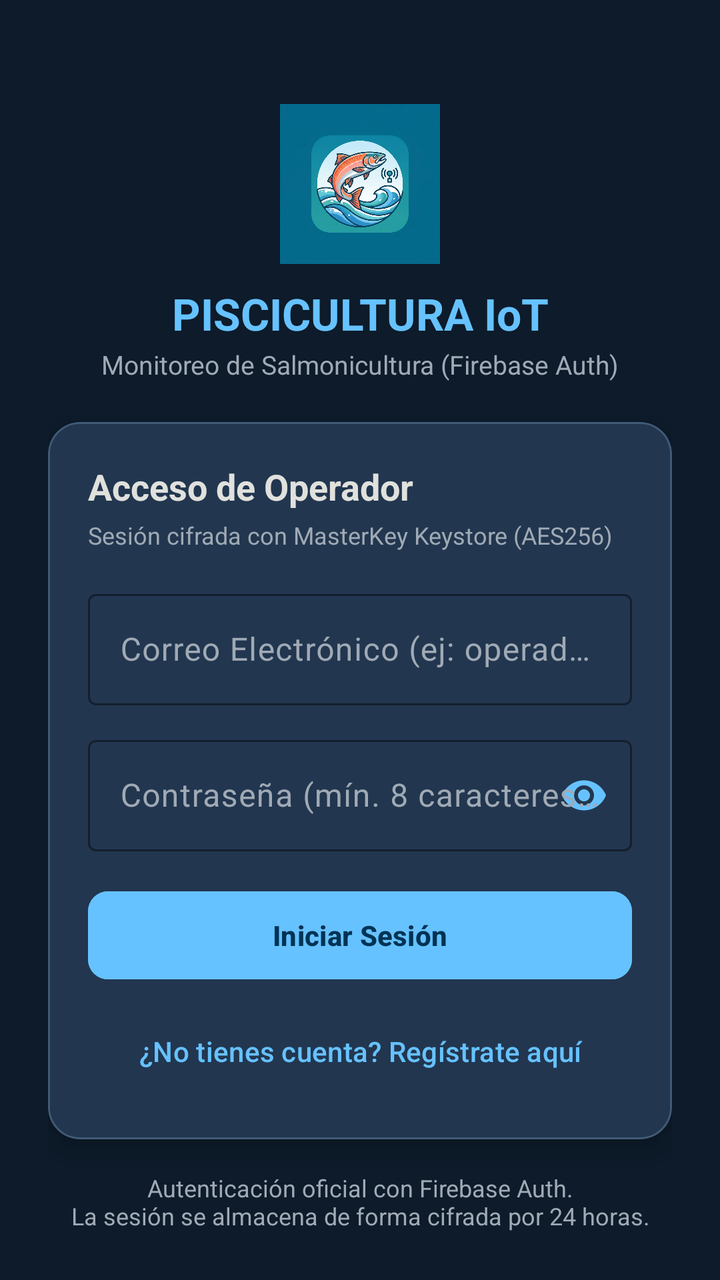
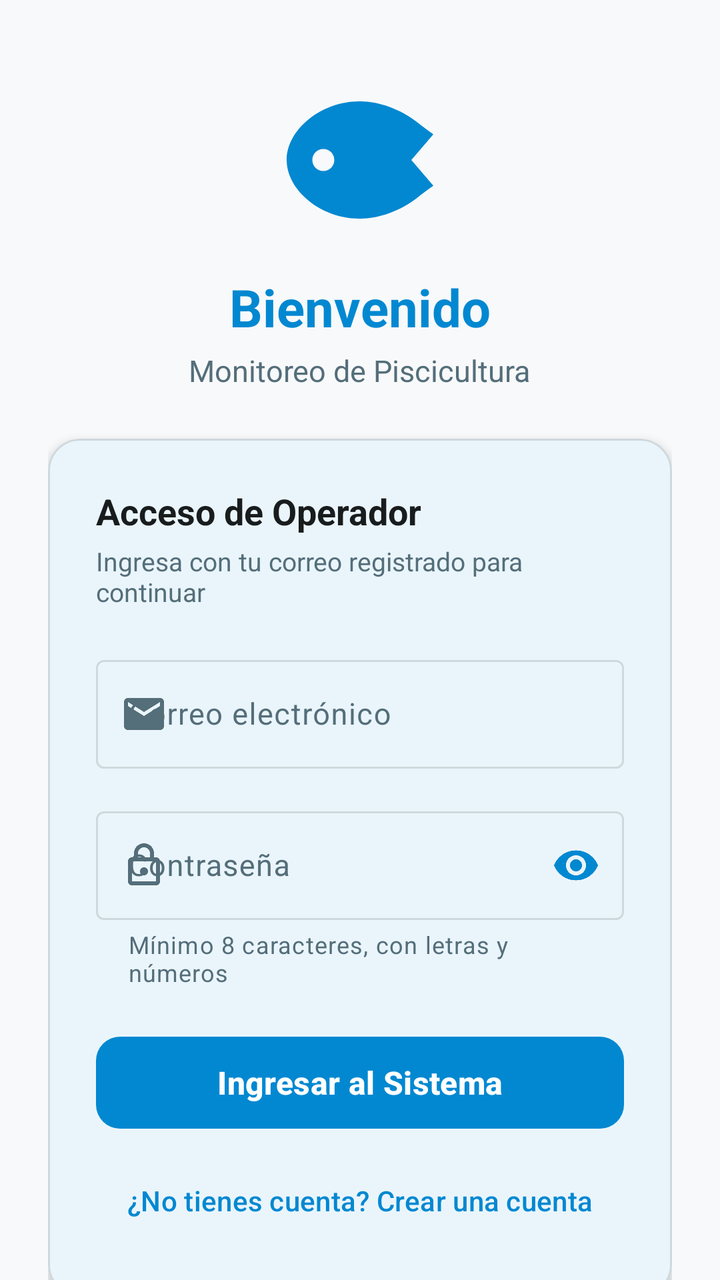

An Android layout rendered at two revisions. The XML below is the earlier revision; the diff shows what the commit changed to produce the second picture.
<!-- AndroidManifest.xml: activity theme Theme.Piscicultura -->
<!-- res/layout/activity_login.xml -->
<?xml version="1.0" encoding="utf-8"?>
<androidx.constraintlayout.widget.ConstraintLayout
    xmlns:android="http://schemas.android.com/apk/res/android"
    xmlns:app="http://schemas.android.com/apk/res-auto"
    xmlns:tools="http://schemas.android.com/tools"
    android:layout_width="match_parent"
    android:layout_height="match_parent"
    android:background="@color/bg_dark"
    android:padding="24dp">

    
    <ImageView
        android:id="@+id/imgLogo"
        android:layout_width="80dp"
        android:layout_height="80dp"
        android:layout_marginTop="28dp"
        android:contentDescription="Logo Piscicultura"
        android:src="@drawable/piscicultura_icon_1792603612659"
        app:layout_constraintEnd_toEndOf="parent"
        app:layout_constraintStart_toStartOf="parent"
        app:layout_constraintTop_toTopOf="parent" />

    <TextView
        android:id="@+id/tvTitle"
        android:layout_width="wrap_content"
        android:layout_height="wrap_content"
        android:layout_marginTop="10dp"
        android:text="PISCICULTURA IoT"
        android:textColor="@color/accent_blue"
        android:textSize="22sp"
        android:textStyle="bold"
        app:layout_constraintEnd_toEndOf="parent"
        app:layout_constraintStart_toStartOf="parent"
        app:layout_constraintTop_toBottomOf="@id/imgLogo" />

    <TextView
        android:id="@+id/tvSubtitle"
        android:layout_width="wrap_content"
        android:layout_height="wrap_content"
        android:layout_marginTop="2dp"
        android:text="Monitoreo de Salmonicultura (Firebase Auth)"
        android:textColor="@color/md_theme_dark_onSurfaceVariant"
        android:textSize="13sp"
        app:layout_constraintEnd_toEndOf="parent"
        app:layout_constraintStart_toStartOf="parent"
        app:layout_constraintTop_toBottomOf="@id/tvTitle" />

    
    <com.google.android.material.card.MaterialCardView
        android:id="@+id/cardLogin"
        android:layout_width="0dp"
        android:layout_height="wrap_content"
        android:layout_marginTop="20dp"
        app:cardBackgroundColor="@color/card_dark"
        app:cardCornerRadius="16dp"
        app:cardElevation="6dp"
        app:strokeColor="@color/card_stroke"
        app:strokeWidth="1dp"
        app:layout_constraintEnd_toEndOf="parent"
        app:layout_constraintStart_toStartOf="parent"
        app:layout_constraintTop_toBottomOf="@id/tvSubtitle">

        <LinearLayout
            android:layout_width="match_parent"
            android:layout_height="wrap_content"
            android:orientation="vertical"
            android:padding="20dp">

            <TextView
                android:layout_width="wrap_content"
                android:layout_height="wrap_content"
                android:text="Acceso de Operador"
                android:textColor="@color/md_theme_dark_onSurface"
                android:textSize="18sp"
                android:textStyle="bold" />

            <TextView
                android:layout_width="wrap_content"
                android:layout_height="wrap_content"
                android:layout_marginTop="4dp"
                android:layout_marginBottom="16dp"
                android:text="Sesión cifrada con MasterKey Keystore (AES256)"
                android:textColor="@color/md_theme_dark_onSurfaceVariant"
                android:textSize="12sp" />

            
            <com.google.android.material.textfield.TextInputLayout
                android:id="@+id/tilEmail"
                style="@style/Widget.Material3.TextInputLayout.OutlinedBox"
                android:layout_width="match_parent"
                android:layout_height="wrap_content"
                android:layout_marginBottom="12dp"
                android:hint="Correo Electrónico (ej: operador@salmon.cl)"
                app:boxStrokeColor="@color/accent_blue"
                app:hintTextColor="@color/accent_blue">

                <com.google.android.material.textfield.TextInputEditText
                    android:id="@+id/etEmail"
                    android:layout_width="match_parent"
                    android:layout_height="wrap_content"
                    android:inputType="textEmailAddress"
                    android:textColor="@color/md_theme_dark_onSurface" />
            </com.google.android.material.textfield.TextInputLayout>

            
            <com.google.android.material.textfield.TextInputLayout
                android:id="@+id/tilPassword"
                style="@style/Widget.Material3.TextInputLayout.OutlinedBox"
                android:layout_width="match_parent"
                android:layout_height="wrap_content"
                android:layout_marginBottom="16dp"
                android:hint="Contraseña (mín. 8 caracteres, letra y número)"
                app:boxStrokeColor="@color/accent_blue"
                app:hintTextColor="@color/accent_blue"
                app:passwordToggleEnabled="true"
                app:passwordToggleTint="@color/accent_blue">

                <com.google.android.material.textfield.TextInputEditText
                    android:id="@+id/etPassword"
                    android:layout_width="match_parent"
                    android:layout_height="wrap_content"
                    android:inputType="textPassword"
                    android:textColor="@color/md_theme_dark_onSurface" />
            </com.google.android.material.textfield.TextInputLayout>

            
            <ProgressBar
                android:id="@+id/progressBarLogin"
                android:layout_width="36dp"
                android:layout_height="36dp"
                android:layout_gravity="center_horizontal"
                android:layout_marginBottom="8dp"
                android:indeterminateTint="@color/accent_blue"
                android:visibility="gone" />

            
            <com.google.android.material.button.MaterialButton
                android:id="@+id/btnLogin"
                android:layout_width="match_parent"
                android:layout_height="52dp"
                android:backgroundTint="@color/accent_blue"
                android:text="Iniciar Sesión"
                android:textColor="@color/md_theme_dark_onPrimary"
                android:textStyle="bold"
                app:cornerRadius="10dp" />

            
            <com.google.android.material.button.MaterialButton
                android:id="@+id/btnGoRegister"
                style="@style/Widget.Material3.Button.TextButton"
                android:layout_width="match_parent"
                android:layout_height="wrap_content"
                android:layout_marginTop="8dp"
                android:text="¿No tienes cuenta? Regístrate aquí"
                android:textColor="@color/accent_blue" />

        </LinearLayout>
    </com.google.android.material.card.MaterialCardView>

    <TextView
        android:id="@+id/tvDemoCreds"
        android:layout_width="0dp"
        android:layout_height="wrap_content"
        android:layout_marginTop="16dp"
        android:gravity="center"
        android:text="Autenticación oficial con Firebase Auth.\nLa sesión se almacena de forma cifrada por 24 horas."
        android:textColor="@color/md_theme_dark_onSurfaceVariant"
        android:textSize="12sp"
        app:layout_constraintEnd_toEndOf="parent"
        app:layout_constraintStart_toStartOf="parent"
        app:layout_constraintTop_toBottomOf="@id/cardLogin" />

</androidx.constraintlayout.widget.ConstraintLayout>
<!-- resources referenced by this layout -->
<resources>
  <color name="accent_blue">#66C2FF</color>
  <color name="bg_dark">#0D1B2A</color>
  <color name="card_dark">#1B263B</color>
  <color name="card_stroke">#415A77</color>
  <color name="md_theme_dark_onPrimary">#003355</color>
  <color name="md_theme_dark_onSurface">#E0E1DD</color>
  <color name="md_theme_dark_onSurfaceVariant">#A0AAB5</color>
  <!-- drawable piscicultura_icon_1792603612659: jpg bitmap (drawable, 452920 bytes) -->
  <style name="Theme.Piscicultura" parent="Theme.Material3.Dark.NoActionBar">
          <item name="colorPrimary">@color/accent_blue</item>
          <item name="colorOnPrimary">@color/md_theme_dark_onPrimary</item>
          <item name="colorPrimaryContainer">@color/card_dark</item>
          <item name="colorOnPrimaryContainer">@color/md_theme_dark_onPrimaryContainer</item>
          <item name="colorSecondary">@color/md_theme_dark_secondary</item>
          <item name="colorOnSecondary">@color/md_theme_dark_onSecondary</item>
          <item name="android:colorBackground">@color/bg_dark</item>
          <item name="colorOnBackground">@color/md_theme_dark_onBackground</item>
          <item name="colorSurface">@color/card_dark</item>
          <item name="colorOnSurface">@color/md_theme_dark_onSurface</item>
          <item name="colorSurfaceVariant">@color/md_theme_dark_surfaceVariant</item>
          <item name="colorOnSurfaceVariant">@color/md_theme_dark_onSurfaceVariant</item>
          <item name="colorError">@color/status_active</item>
          <item name="colorOnError">@color/md_theme_dark_onError</item>
          <item name="android:statusBarColor">@color/bg_dark</item>
          <item name="android:navigationBarColor">@color/bg_dark</item>
      </style>
  <color name="md_theme_dark_onPrimaryContainer">#D1E4FF</color>
  <color name="md_theme_dark_secondary">#778DA9</color>
  <color name="md_theme_dark_onSecondary">#1B263B</color>
  <color name="md_theme_dark_onBackground">#E0E1DD</color>
  <color name="md_theme_dark_surfaceVariant">#25354F</color>
  <color name="status_active">#FF6B6B</color>
  <color name="md_theme_dark_onError">#330000</color>
</resources>

<!-- the commit's change to res/layout/activity_login.xml (unified diff, before → after) -->
@@ -1,173 +1,178 @@
 <?xml version="1.0" encoding="utf-8"?>
-<androidx.constraintlayout.widget.ConstraintLayout
+<androidx.core.widget.NestedScrollView
     xmlns:android="http://schemas.android.com/apk/res/android"
     xmlns:app="http://schemas.android.com/apk/res-auto"
     xmlns:tools="http://schemas.android.com/tools"
     android:layout_width="match_parent"
     android:layout_height="match_parent"
-    android:background="@color/bg_dark"
-    android:padding="24dp">
+    android:background="?android:attr/colorBackground"
+    android:fillViewport="true">
 
-    
-    <ImageView
-        android:id="@+id/imgLogo"
-        android:layout_width="80dp"
-        android:layout_height="80dp"
-        android:layout_marginTop="28dp"
-        android:contentDescription="Logo Piscicultura"
-        android:src="@drawable/piscicultura_icon_1792603612659"
-        app:layout_constraintEnd_toEndOf="parent"
-        app:layout_constraintStart_toStartOf="parent"
-        app:layout_constraintTop_toTopOf="parent" />
+    <LinearLayout
+        android:layout_width="match_parent"
+        android:layout_height="wrap_content"
+        android:orientation="vertical"
+        android:gravity="center_horizontal"
+        android:paddingHorizontal="24dp"
+        android:paddingTop="36dp"
+        android:paddingBottom="24dp">
 
-    <TextView
-        android:id="@+id/tvTitle"
-        android:layout_width="wrap_content"
-        android:layout_height="wrap_content"
-        android:layout_marginTop="10dp"
-        android:text="PISCICULTURA IoT"
-        android:textColor="@color/accent_blue"
-        android:textSize="22sp"
-        android:textStyle="bold"
-        app:layout_constraintEnd_toEndOf="parent"
-        app:layout_constraintStart_toStartOf="parent"
-        app:layout_constraintTop_toBottomOf="@id/imgLogo" />
+        
+        <ImageView
+            android:id="@+id/imgLogo"
+            android:layout_width="88dp"
+            android:layout_height="88dp"
+            android:contentDescription="@string/login_welcome_subtitle"
+            android:src="@drawable/ic_fish"
+            app:tint="?attr/colorPrimary" />
 
-    <TextView
-        android:id="@+id/tvSubtitle"
-        android:layout_width="wrap_content"
-        android:layout_height="wrap_content"
-        android:layout_marginTop="2dp"
-        android:text="Monitoreo de Salmonicultura (Firebase Auth)"
-        android:textColor="@color/md_theme_dark_onSurfaceVariant"
-        android:textSize="13sp"
-        app:layout_constraintEnd_toEndOf="parent"
-        app:layout_constraintStart_toStartOf="parent"
-        app:layout_constraintTop_toBottomOf="@id/tvTitle" />
+        
+        <TextView
+            android:id="@+id/tvTitle"
+            android:layout_width="wrap_content"
+            android:layout_height="wrap_content"
+            android:layout_marginTop="12dp"
+            android:text="@string/login_welcome_title"
+            android:textColor="?attr/colorPrimary"
+            android:textSize="26sp"
+            android:textStyle="bold" />
 
-    
-    <com.google.android.material.card.MaterialCardView
-        android:id="@+id/cardLogin"
-        android:layout_width="0dp"
-        android:layout_height="wrap_content"
-        android:layout_marginTop="20dp"
-        app:cardBackgroundColor="@color/card_dark"
-        app:cardCornerRadius="16dp"
-        app:cardElevation="6dp"
-        app:strokeColor="@color/card_stroke"
-        app:strokeWidth="1dp"
-        app:layout_constraintEnd_toEndOf="parent"
-        app:layout_constraintStart_toStartOf="parent"
-        app:layout_constraintTop_toBottomOf="@id/tvSubtitle">
+        <TextView
+            android:id="@+id/tvSubtitle"
+            android:layout_width="wrap_content"
+            android:layout_height="wrap_content"
+            android:layout_marginTop="4dp"
+            android:text="@string/login_welcome_subtitle"
+            android:textColor="?attr/colorOnSurfaceVariant"
+            android:textSize="15sp" />
 
-        <LinearLayout
+        
+        <com.google.android.material.card.MaterialCardView
+            android:id="@+id/cardLogin"
             android:layout_width="match_parent"
             android:layout_height="wrap_content"
-            android:orientation="vertical"
-            android:padding="20dp">
+            android:layout_marginTop="24dp"
+            app:cardBackgroundColor="?attr/colorSurface"
+            app:cardCornerRadius="16dp"
+            app:cardElevation="3dp"
+            app:strokeColor="?attr/colorOutline"
+            app:strokeWidth="1dp">
 
-            <TextView
-                android:layout_width="wrap_content"
-                android:layout_height="wrap_content"
-                android:text="Acceso de Operador"
-                android:textColor="@color/md_theme_dark_onSurface"
-                android:textSize="18sp"
-                android:textStyle="bold" />
-
-            <TextView
-                android:layout_width="wrap_content"
-                android:layout_height="wrap_content"
-                android:layout_marginTop="4dp"
-                android:layout_marginBottom="16dp"
-                android:text="Sesión cifrada con MasterKey Keystore (AES256)"
-                android:textColor="@color/md_theme_dark_onSurfaceVariant"
-                android:textSize="12sp" />
-
-            
-            <com.google.android.material.textfield.TextInputLayout
-                android:id="@+id/tilEmail"
-                style="@style/Widget.Material3.TextInputLayout.OutlinedBox"
+            <LinearLayout
                 android:layout_width="match_parent"
                 android:layout_height="wrap_content"
-                android:layout_marginBottom="12dp"
-                android:hint="Correo Electrónico (ej: operador@salmon.cl)"
-                app:boxStrokeColor="@color/accent_blue"
-                app:hintTextColor="@color/accent_blue">
+                android:orientation="vertical"
+                android:padding="24dp">
 
-                <com.google.android.material.textfield.TextInputEditText
-                    android:id="@+id/etEmail"
+                <TextView
+                    android:layout_width="wrap_content"
+                    android:layout_height="wrap_content"
+                    android:text="@string/login_form_title"
+                    android:textColor="?attr/colorOnSurface"
+                    android:textSize="18sp"
+                    android:textStyle="bold" />
+
+                <TextView
+                    android:layout_width="wrap_content"
+                    android:layout_height="wrap_content"
+                    android:layout_marginTop="4dp"
+                    android:layout_marginBottom="20dp"
+                    android:text="@string/login_form_subtitle"
+                    android:textColor="?attr/colorOnSurfaceVariant"
+                    android:textSize="13sp" />
+
+                
+                <com.google.android.material.textfield.TextInputLayout
+                    android:id="@+id/tilEmail"
+                    style="@style/Widget.Material3.TextInputLayout.OutlinedBox"
                     android:layout_width="match_parent"
                     android:layout_height="wrap_content"
-                    android:inputType="textEmailAddress"
-                    android:textColor="@color/md_theme_dark_onSurface" />
-            </com.google.android.material.textfield.TextInputLayout>
+                    android:layout_marginBottom="16dp"
+                    android:hint="@string/login_email_hint"
+                    app:startIconDrawable="@drawable/ic_email"
+                    app:startIconTint="?attr/colorOnSurfaceVariant">
 
-            
-            <com.google.android.material.textfield.TextInputLayout
-                android:id="@+id/tilPassword"
-                style="@style/Widget.Material3.TextInputLayout.OutlinedBox"
-                android:layout_width="match_parent"
-                android:layout_height="wrap_content"
-                android:layout_marginBottom="16dp"
-                android:hint="Contraseña (mín. 8 caracteres, letra y número)"
-                app:boxStrokeColor="@color/accent_blue"
-                app:hintTextColor="@color/accent_blue"
-                app:passwordToggleEnabled="true"
-                app:passwordToggleTint="@color/accent_blue">
+                    <com.google.android.material.textfield.TextInputEditText
+                        android:id="@+id/etEmail"
+                        android:layout_width="match_parent"
+                        android:layout_height="wrap_content"
+                        android:minHeight="48dp"
+                        android:inputType="textEmailAddress"
+                        android:textColor="?attr/colorOnSurface"
+                        android:textSize="15sp" />
+                </com.google.android.material.textfield.TextInputLayout>
 
-                <com.google.android.material.textfield.TextInputEditText
-                    android:id="@+id/etPassword"
+                
+                <com.google.android.material.textfield.TextInputLayout
+                    android:id="@+id/tilPassword"
+                    style="@style/Widget.Material3.TextInputLayout.OutlinedBox"
                     android:layout_width="match_parent"
                     android:layout_height="wrap_content"
-                    android:inputType="textPassword"
-                    android:textColor="@color/md_theme_dark_onSurface" />
-            </com.google.android.material.textfield.TextInputLayout>
+                    android:layout_marginBottom="20dp"
+                    android:hint="@string/login_password_hint"
+                    app:helperText="@string/login_password_helper"
+                    app:helperTextEnabled="true"
+                    app:helperTextTextColor="?attr/colorOnSurfaceVariant"
+                    app:passwordToggleEnabled="true"
+                    app:passwordToggleTint="?attr/colorPrimary"
+                    app:startIconDrawable="@drawable/ic_lock"
+                    app:startIconTint="?attr/colorOnSurfaceVariant">
 
-            
-            <ProgressBar
-                android:id="@+id/progressBarLogin"
-                android:layout_width="36dp"
-                android:layout_height="36dp"
-                android:layout_gravity="center_horizontal"
-                android:layout_marginBottom="8dp"
-                android:indeterminateTint="@color/accent_blue"
-                android:visibility="gone" />
+                    <com.google.android.material.textfield.TextInputEditText
+                        android:id="@+id/etPassword"
+                        android:layout_width="match_parent"
+                        android:layout_height="wrap_content"
+                        android:minHeight="48dp"
+                        android:inputType="textPassword"
+                        android:textColor="?attr/colorOnSurface"
+                        android:textSize="15sp" />
+                </com.google.android.material.textfield.TextInputLayout>
 
-            
-            <com.google.android.material.button.MaterialButton
-                android:id="@+id/btnLogin"
-                android:layout_width="match_parent"
-                android:layout_height="52dp"
-                android:backgroundTint="@color/accent_blue"
-                android:text="Iniciar Sesión"
-                android:textColor="@color/md_theme_dark_onPrimary"
-                android:textStyle="bold"
-                app:cornerRadius="10dp" />
+                
+                <ProgressBar
+                    android:id="@+id/progressBarLogin"
+                    android:layout_width="36dp"
+                    android:layout_height="36dp"
+                    android:layout_gravity="center_horizontal"
+                    android:layout_marginBottom="12dp"
+                    android:indeterminateTint="?attr/colorPrimary"
+                    android:visibility="gone" />
 
-            
-            <com.google.android.material.button.MaterialButton
-                android:id="@+id/btnGoRegister"
-                style="@style/Widget.Material3.Button.TextButton"
-                android:layout_width="match_parent"
-                android:layout_height="wrap_content"
-                android:layout_marginTop="8dp"
-                android:text="¿No tienes cuenta? Regístrate aquí"
-                android:textColor="@color/accent_blue" />
+                
+                <com.google.android.material.button.MaterialButton
+                    android:id="@+id/btnLogin"
+                    android:layout_width="match_parent"
+                    android:layout_height="54dp"
+                    android:text="@string/login_btn_enter"
+                    android:textSize="16sp"
+                    android:textStyle="bold"
+                    app:cornerRadius="12dp" />
 
-        </LinearLayout>
-    </com.google.android.material.card.MaterialCardView>
+                
+                <com.google.android.material.button.MaterialButton
+                    android:id="@+id/btnGoRegister"
+                    style="@style/Widget.Material3.Button.TextButton"
+                    android:layout_width="match_parent"
+                    android:layout_height="48dp"
+                    android:layout_marginTop="8dp"
+                    android:text="@string/login_btn_go_register"
+                    android:textColor="?attr/colorPrimary"
+                    android:textSize="14sp" />
 
-    <TextView
-        android:id="@+id/tvDemoCreds"
-        android:layout_width="0dp"
-        android:layout_height="wrap_content"
-        android:layout_marginTop="16dp"
-        android:gravity="center"
-        android:text="Autenticación oficial con Firebase Auth.\nLa sesión se almacena de forma cifrada por 24 horas."
-        android:textColor="@color/md_theme_dark_onSurfaceVariant"
-        android:textSize="12sp"
-        app:layout_constraintEnd_toEndOf="parent"
-        app:layout_constraintStart_toStartOf="parent"
-        app:layout_constraintTop_toBottomOf="@id/cardLogin" />
+            </LinearLayout>
+        </com.google.android.material.card.MaterialCardView>
 
-</androidx.constraintlayout.widget.ConstraintLayout>
+        
+        <TextView
+            android:id="@+id/tvDemoCreds"
+            android:layout_width="match_parent"
+            android:layout_height="wrap_content"
+            android:layout_marginTop="20dp"
+            android:gravity="center"
+            android:text="@string/login_footer_note"
+            android:textColor="?attr/colorOnSurfaceVariant"
+            android:textSize="12sp"
+            android:lineSpacingExtra="2dp" />
+
+    </LinearLayout>
+</androidx.core.widget.NestedScrollView>
<!-- resource entries referenced after the edit -->
@@ -1,37 +1,82 @@
 <!-- resources referenced by this layout -->
 <resources>
-  <color name="accent_blue">#66C2FF</color>
-  <color name="bg_dark">#0D1B2A</color>
-  <color name="card_dark">#1B263B</color>
-  <color name="card_stroke">#415A77</color>
-  <color name="md_theme_dark_onPrimary">#003355</color>
-  <color name="md_theme_dark_onSurface">#E0E1DD</color>
-  <color name="md_theme_dark_onSurfaceVariant">#A0AAB5</color>
-  <!-- drawable piscicultura_icon_1792603612659: jpg bitmap (drawable, 452920 bytes) -->
-  <style name="Theme.Piscicultura" parent="Theme.Material3.Dark.NoActionBar">
-          <item name="colorPrimary">@color/accent_blue</item>
-          <item name="colorOnPrimary">@color/md_theme_dark_onPrimary</item>
-          <item name="colorPrimaryContainer">@color/card_dark</item>
-          <item name="colorOnPrimaryContainer">@color/md_theme_dark_onPrimaryContainer</item>
-          <item name="colorSecondary">@color/md_theme_dark_secondary</item>
-          <item name="colorOnSecondary">@color/md_theme_dark_onSecondary</item>
-          <item name="android:colorBackground">@color/bg_dark</item>
-          <item name="colorOnBackground">@color/md_theme_dark_onBackground</item>
-          <item name="colorSurface">@color/card_dark</item>
-          <item name="colorOnSurface">@color/md_theme_dark_onSurface</item>
-          <item name="colorSurfaceVariant">@color/md_theme_dark_surfaceVariant</item>
-          <item name="colorOnSurfaceVariant">@color/md_theme_dark_onSurfaceVariant</item>
-          <item name="colorError">@color/status_active</item>
-          <item name="colorOnError">@color/md_theme_dark_onError</item>
-          <item name="android:statusBarColor">@color/bg_dark</item>
-          <item name="android:navigationBarColor">@color/bg_dark</item>
+  <!-- drawable ic_email (drawable) -->
+  <vector xmlns:android="http://schemas.android.com/apk/res/android"
+      android:width="24dp"
+      android:height="24dp"
+      android:viewportWidth="24"
+      android:viewportHeight="24">
+      <path
+          android:fillColor="?attr/colorOnSurfaceVariant"
+          android:pathData="M20,4H4C2.9,4 2.01,4.9 2.01,6L2,18C2,19.1 2.9,20 4,20H20C21.1,20 22,19.1 22,18V6C22,4.9 21.1,4 20,4ZM20,8L12,13L4,8V6L12,11L20,6V8Z" />
+  </vector>
+  <!-- drawable ic_fish (drawable) -->
+  <vector xmlns:android="http://schemas.android.com/apk/res/android"
+      android:width="24dp"
+      android:height="24dp"
+      android:viewportWidth="24"
+      android:viewportHeight="24">
+      <path
+          android:fillColor="?attr/colorPrimary"
+          android:pathData="M12,20C6.5,20 2,16 2,12C2,8 6.5,4 12,4C14.5,4 17.5,5 20,7C20.5,7.4 22,8.5 22,8.5L19,12L22,15.5C22,15.5 20.5,16.6 20,17C17.5,19 14.5,20 12,20ZM7,10.5C6.17,10.5 5.5,11.17 5.5,12C5.5,12.83 6.17,13.5 7,13.5C7.83,13.5 8.5,12.83 8.5,12C8.5,11.17 7.83,10.5 7,10.5Z" />
+  </vector>
+  <!-- drawable ic_lock (drawable) -->
+  <vector xmlns:android="http://schemas.android.com/apk/res/android"
+      android:width="24dp"
+      android:height="24dp"
+      android:viewportWidth="24"
+      android:viewportHeight="24">
+      <path
+          android:fillColor="?attr/colorOnSurfaceVariant"
+          android:pathData="M18,8H17V6C17,3.24 14.76,1 12,1C9.24,1 7,3.24 7,6V8H6C4.9,8 4,8.9 4,10V20C4,21.1 4.9,22 6,22H18C19.1,22 20,21.1 20,20V10C20,8.9 19.1,8 18,8ZM9,6C9,4.34 10.34,3 12,3C13.66,3 15,4.34 15,6V8H9V6ZM18,20H6V10H18V20ZM12,17C13.1,17 14,16.1 14,15C14,13.9 13.1,13 12,13C10.9,13 10,13.9 10,15C10,16.1 10.9,17 12,17Z" />
+  </vector>
+  <string name="login_btn_enter">Ingresar al Sistema</string>
+  <string name="login_btn_go_register">¿No tienes cuenta? Crear una cuenta</string>
+  <string name="login_email_hint">Correo electrónico</string>
+  <string name="login_footer_note">Sesión segura con Firebase. Una vez ingresado, el monitoreo funciona sin necesidad de Internet.</string>
+  <string name="login_form_subtitle">Ingresa con tu correo registrado para continuar</string>
+  <string name="login_form_title">Acceso de Operador</string>
+  <string name="login_password_helper">Mínimo 8 caracteres, con letras y números</string>
+  <string name="login_password_hint">Contraseña</string>
+  <string name="login_welcome_subtitle">Monitoreo de Piscicultura</string>
+  <string name="login_welcome_title">Bienvenido</string>
+  <style name="Theme.Piscicultura" parent="Theme.Material3.DayNight.NoActionBar">
+          <item name="colorPrimary">@color/md_theme_primary</item>
+          <item name="colorOnPrimary">@color/md_theme_onPrimary</item>
+          <item name="colorPrimaryContainer">@color/md_theme_primaryContainer</item>
+          <item name="colorOnPrimaryContainer">@color/md_theme_onPrimaryContainer</item>
+          <item name="colorSecondary">@color/md_theme_secondary</item>
+          <item name="colorOnSecondary">@color/md_theme_onSecondary</item>
+          <item name="colorSecondaryContainer">@color/md_theme_secondaryContainer</item>
+          <item name="colorOnSecondaryContainer">@color/md_theme_onSecondaryContainer</item>
+          <item name="android:colorBackground">@color/md_theme_background</item>
+          <item name="colorOnBackground">@color/md_theme_onBackground</item>
+          <item name="colorSurface">@color/md_theme_surface</item>
+          <item name="colorOnSurface">@color/md_theme_onSurface</item>
+          <item name="colorSurfaceVariant">@color/md_theme_surfaceVariant</item>
+          <item name="colorOnSurfaceVariant">@color/md_theme_onSurfaceVariant</item>
+          <item name="colorOutline">@color/md_theme_outline</item>
+          <item name="colorError">@color/status_alert</item>
+          <item name="colorOnError">@color/white</item>
+          <item name="android:statusBarColor">@color/md_theme_background</item>
+          <item name="android:navigationBarColor">@color/md_theme_background</item>
       </style>
-  <color name="md_theme_dark_onPrimaryContainer">#D1E4FF</color>
-  <color name="md_theme_dark_secondary">#778DA9</color>
-  <color name="md_theme_dark_onSecondary">#1B263B</color>
-  <color name="md_theme_dark_onBackground">#E0E1DD</color>
-  <color name="md_theme_dark_surfaceVariant">#25354F</color>
-  <color name="status_active">#FF6B6B</color>
-  <color name="md_theme_dark_onError">#330000</color>
+  <color name="md_theme_primary">#0288D1</color>
+  <color name="md_theme_onPrimary">#FFFFFF</color>
+  <color name="md_theme_primaryContainer">#E1F5FE</color>
+  <color name="md_theme_onPrimaryContainer">#001F2A</color>
+  <color name="md_theme_secondary">#4A6267</color>
+  <color name="md_theme_onSecondary">#FFFFFF</color>
+  <color name="md_theme_secondaryContainer">#CEE7EC</color>
+  <color name="md_theme_onSecondaryContainer">#051F23</color>
+  <color name="md_theme_background">#F8F9FA</color>
+  <color name="md_theme_onBackground">#191C1D</color>
+  <color name="md_theme_surface">#FFFFFF</color>
+  <color name="md_theme_onSurface">#191C1D</color>
+  <color name="md_theme_surfaceVariant">#EBF2F7</color>
+  <color name="md_theme_onSurfaceVariant">#546E7A</color>
+  <color name="md_theme_outline">#CFD8DC</color>
+  <color name="status_alert">#D32F2F</color>
+  <color name="white">#FFFFFF</color>
 </resources>
 
